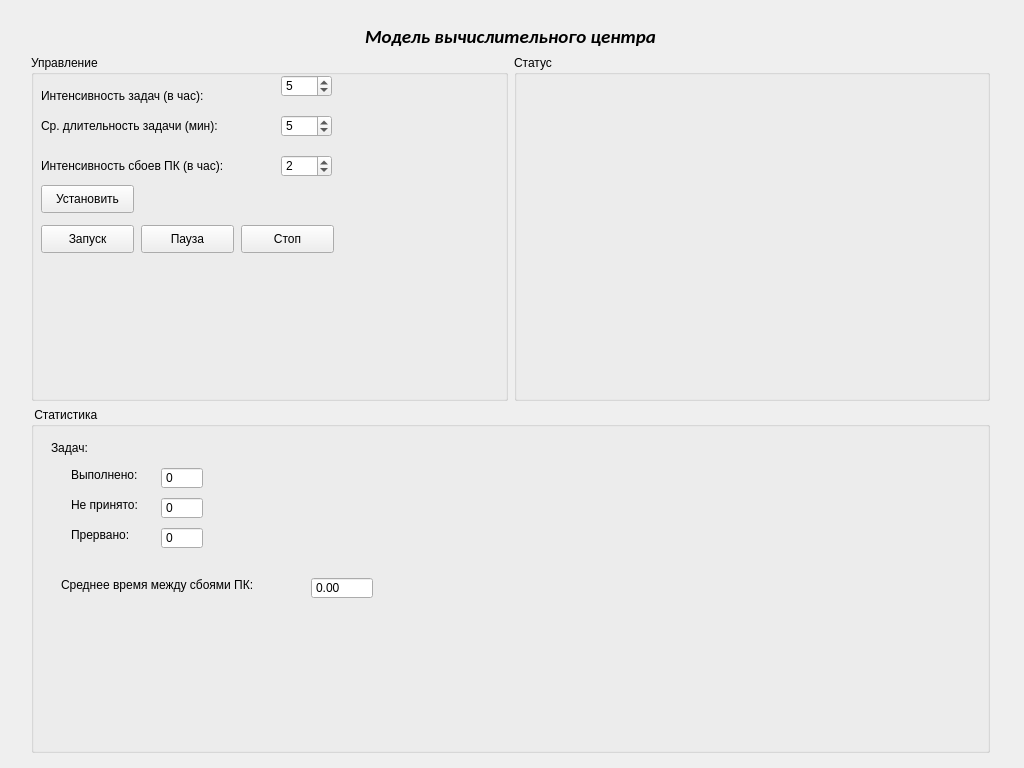
Qt form ccModelClient/tinterface.ui (RevanVI/ccModel) before a commit.
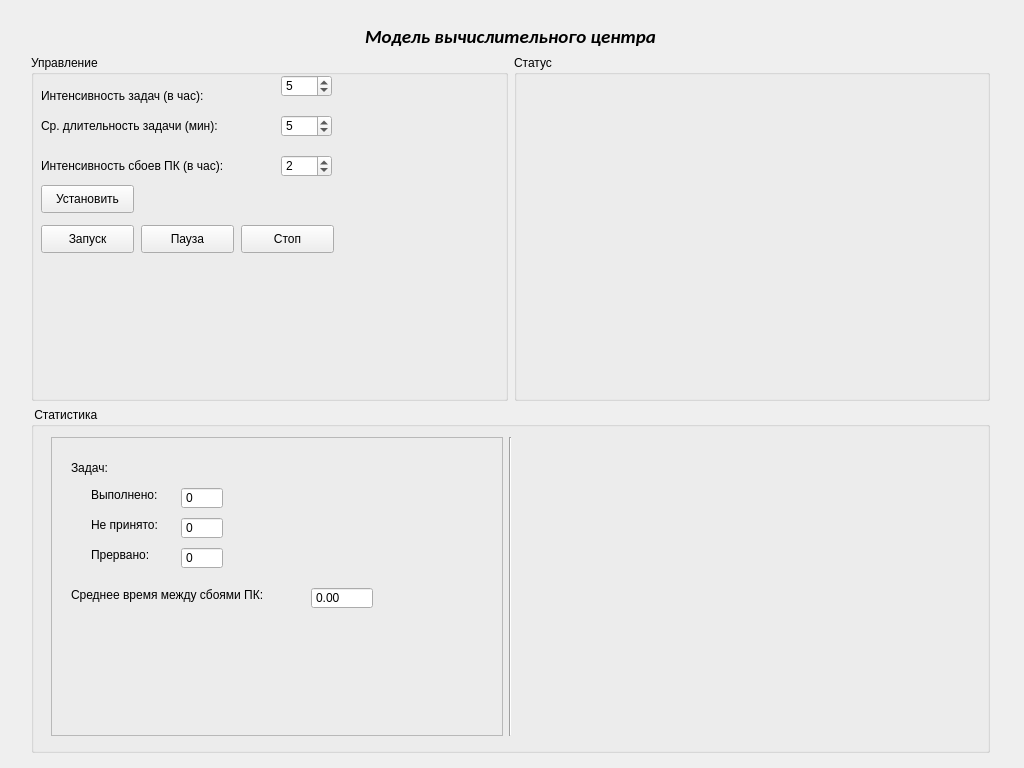
The same form after that commit. Custom widgets are drawn as their Qt base class.

Diff of the .ui file:
```diff
--- a/ccModelClient/tinterface.ui
+++ b/ccModelClient/tinterface.ui
@@ -315,11 +315,32 @@
         <property name="title">
          <string> Статистика</string>
         </property>
+        <widget class="QWidget" name="horizontalLayoutWidget">
+         <property name="geometry">
+          <rect>
+           <x>9</x>
+           <y>19</y>
+           <width>941</width>
+           <height>321</height>
+          </rect>
+         </property>
+         <layout class="QHBoxLayout" name="horizontalLayout_3">
+          <property name="sizeConstraint">
+           <enum>QLayout::SetMaximumSize</enum>
+          </property>
+          <item>
+           <widget class="QFrame" name="frame">
+            <property name="frameShape">
+             <enum>QFrame::StyledPanel</enum>
+            </property>
+            <property name="frameShadow">
+             <enum>QFrame::Raised</enum>
+            </property>
         <widget class="QLabel" name="label">
          <property name="geometry">
           <rect>
            <x>20</x>
-           <y>30</y>
+               <y>20</y>
            <width>131</width>
            <height>21</height>
           </rect>
@@ -332,7 +353,7 @@
          <property name="geometry">
           <rect>
            <x>40</x>
-           <y>60</y>
+               <y>50</y>
            <width>91</width>
            <height>16</height>
           </rect>
@@ -341,11 +362,30 @@
           <string>Выполнено:</string>
          </property>
         </widget>
+            <widget class="QSpinBox" name="taskDoneSBox">
+             <property name="geometry">
+              <rect>
+               <x>130</x>
+               <y>50</y>
+               <width>42</width>
+               <height>22</height>
+              </rect>
+             </property>
+             <property name="readOnly">
+              <bool>true</bool>
+             </property>
+             <property name="buttonSymbols">
+              <enum>QAbstractSpinBox::NoButtons</enum>
+             </property>
+             <property name="maximum">
+              <number>1000</number>
+             </property>
+            </widget>
         <widget class="QLabel" name="label_3">
          <property name="geometry">
           <rect>
            <x>40</x>
-           <y>90</y>
+               <y>80</y>
            <width>101</width>
            <height>16</height>
           </rect>
@@ -354,11 +394,30 @@
           <string>Не принято:</string>
          </property>
         </widget>
+            <widget class="QSpinBox" name="notRecTaskSBox">
+             <property name="geometry">
+              <rect>
+               <x>130</x>
+               <y>80</y>
+               <width>42</width>
+               <height>22</height>
+              </rect>
+             </property>
+             <property name="readOnly">
+              <bool>true</bool>
+             </property>
+             <property name="buttonSymbols">
+              <enum>QAbstractSpinBox::NoButtons</enum>
+             </property>
+             <property name="maximum">
+              <number>1000</number>
+             </property>
+            </widget>
         <widget class="QLabel" name="label_4">
          <property name="geometry">
           <rect>
            <x>40</x>
-           <y>120</y>
+               <y>110</y>
            <width>101</width>
            <height>16</height>
           </rect>
@@ -367,11 +426,30 @@
           <string>Прервано:</string>
          </property>
         </widget>
+            <widget class="QSpinBox" name="canceledTaskSBox">
+             <property name="geometry">
+              <rect>
+               <x>130</x>
+               <y>110</y>
+               <width>42</width>
+               <height>22</height>
+              </rect>
+             </property>
+             <property name="readOnly">
+              <bool>true</bool>
+             </property>
+             <property name="buttonSymbols">
+              <enum>QAbstractSpinBox::NoButtons</enum>
+             </property>
+             <property name="maximum">
+              <number>1000</number>
+             </property>
+            </widget>
         <widget class="QLabel" name="label_5">
          <property name="geometry">
           <rect>
-           <x>30</x>
-           <y>170</y>
+               <x>20</x>
+               <y>150</y>
            <width>251</width>
            <height>16</height>
           </rect>
@@ -380,68 +458,11 @@
           <string>Среднее время между сбоями ПК:</string>
          </property>
         </widget>
-        <widget class="QSpinBox" name="taskDoneSBox">
-         <property name="geometry">
-          <rect>
-           <x>130</x>
-           <y>60</y>
-           <width>42</width>
-           <height>22</height>
-          </rect>
-         </property>
-         <property name="readOnly">
-          <bool>true</bool>
-         </property>
-         <property name="buttonSymbols">
-          <enum>QAbstractSpinBox::NoButtons</enum>
-         </property>
-         <property name="maximum">
-          <number>1000</number>
-         </property>
-        </widget>
-        <widget class="QSpinBox" name="notRecTaskSBox">
-         <property name="geometry">
-          <rect>
-           <x>130</x>
-           <y>90</y>
-           <width>42</width>
-           <height>22</height>
-          </rect>
-         </property>
-         <property name="readOnly">
-          <bool>true</bool>
-         </property>
-         <property name="buttonSymbols">
-          <enum>QAbstractSpinBox::NoButtons</enum>
-         </property>
-         <property name="maximum">
-          <number>1000</number>
-         </property>
-        </widget>
-        <widget class="QSpinBox" name="canceledTaskSBox">
-         <property name="geometry">
-          <rect>
-           <x>130</x>
-           <y>120</y>
-           <width>42</width>
-           <height>22</height>
-          </rect>
-         </property>
-         <property name="readOnly">
-          <bool>true</bool>
-         </property>
-         <property name="buttonSymbols">
-          <enum>QAbstractSpinBox::NoButtons</enum>
-         </property>
-         <property name="maximum">
-          <number>1000</number>
-         </property>
-        </widget>
         <widget class="QDoubleSpinBox" name="avTimeSBox">
          <property name="geometry">
           <rect>
-           <x>280</x>
-           <y>170</y>
+               <x>260</x>
+               <y>150</y>
            <width>62</width>
            <height>22</height>
           </rect>
@@ -452,6 +473,20 @@
          <property name="buttonSymbols">
           <enum>QAbstractSpinBox::NoButtons</enum>
          </property>
+            </widget>
+           </widget>
+          </item>
+          <item>
+           <widget class="Line" name="line">
+            <property name="orientation">
+             <enum>Qt::Vertical</enum>
+            </property>
+           </widget>
+          </item>
+          <item>
+           <widget class="QWidget" name="statWgt" native="true"/>
+          </item>
+         </layout>
         </widget>
        </widget>
       </item>
```
Lines whose indentation alone changed are shown as unchanged.
